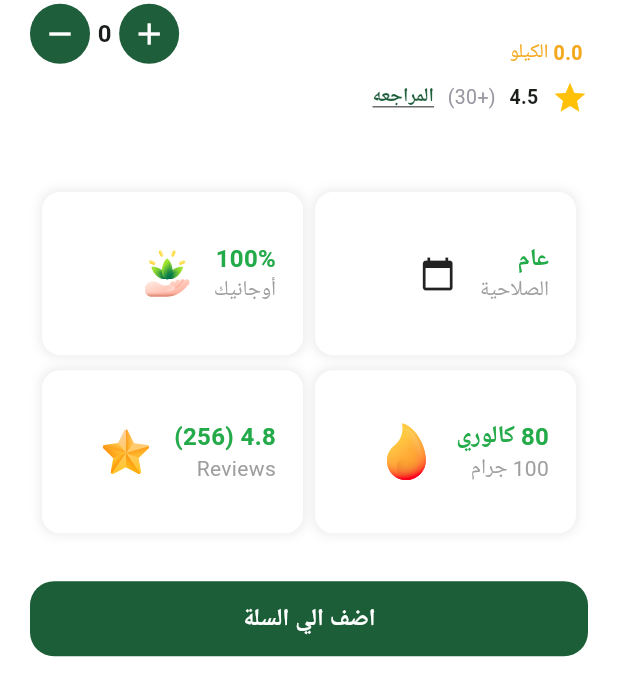
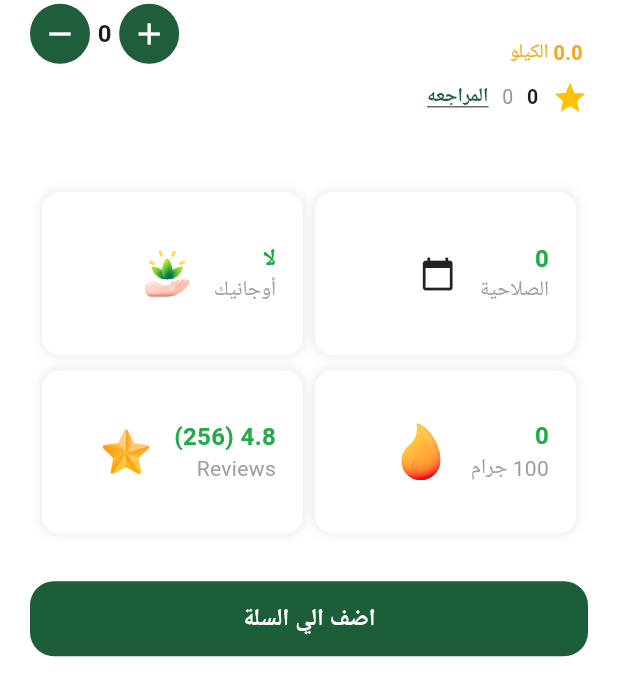
Before and after one commit to OsamaMohamedM/E-Commerce-App, a Flutter app: the CustomFruitDetails widget shown alone on an empty page, opened directly with empty values, on a phone screen of 412 x 824 dp. Shown: the top 696 px of the screen. Run offline on Flutter 3.47's test engine with Material 3 defaults, Android fonts, the phone set to English and light mode, and no system bars; our stand-ins replace bloc, cloud_firestore, dartz, dots_indicator, firebase_auth, firebase_core and 9 more; missing offline and left inert: flutter_facebook_auth, flutter_paypal_payment; accounts and stored records are empty; network calls fail; Roboto replaces fonts that are missing (Cairo).

Commit message:
feat: add calories attribute to ProductEntity; update FruitDetails and FruitDetailsBody to utilize ProductEntity; enhance FruitItem with navigation to details view

```diff
--- a/lib/Core/Data/Model/ProductEntity.dart
+++ b/lib/Core/Data/Model/ProductEntity.dart
@@ -5,7 +5,7 @@ class ProductEntity {
   final String name;
   final String description;
   final double price;
-
+  final int calories;
   final bool isFeatured;
   final String? image;
   final int expirationMonths;
@@ -19,6 +19,7 @@ class ProductEntity {
     this.avgRating = 0,
     this.ratingCount = 0,
     required this.code,
+    required this.calories,
     required this.isFeatured,
     required this.expirationMonths,
     required this.isOrganic,
@@ -32,6 +33,7 @@ class ProductEntity {
   });
   factory ProductEntity.fromMap(Map<String, dynamic> map) {
     return ProductEntity(
+      calories: map['calories'],
       numSelling: map['numSelling'],
       code: map['code'],
       name: map['name'],
@@ -60,7 +62,9 @@ class ProductEntity {
         'ratingCount': ratingCount,
         'unitAmount': unitAmount,
         'reviews': reviews.map((e) => e.toMap()).toList(),
-        'numSelling': numSelling
+        'numSelling': numSelling,
+        'code': code,
+        'calories': calories
       };
 
   @override
--- a/lib/features/Cart/Presentation/widgets/QuantityAndPrice.dart
+++ b/lib/features/Cart/Presentation/widgets/QuantityAndPrice.dart
@@ -3,7 +3,6 @@ import '../../../Home/Presentation/widgets/QuantityItem.dart';
 import '../../Data/models/CartItem.dart';
 import '../../../../Core/utils/styles/app_colors.dart';
 import '../../../../Core/utils/styles/textStyles.dart';
-import '../../../../Core/utils/widgets/AddToCartButton.dart';
 
 class QuantityAndPrice extends StatelessWidget {
   final CartItemEntity product;
--- a/lib/features/Home/Presentation/views/FruitDeatils.dart
+++ b/lib/features/Home/Presentation/views/FruitDeatils.dart
@@ -1,14 +1,16 @@
 import 'package:flutter/material.dart';
 
+import '../../../../Core/Data/Model/ProductEntity.dart';
 import '../widgets/FruitDetailsBody.dart';
 
 class FruitDetails extends StatelessWidget {
-const FruitDetails({ super.key });
+  final ProductEntity product;
+const FruitDetails({ super.key, required this.product });
 
   @override
   Widget build(BuildContext context){
     return Scaffold(
-      body:SafeArea(child: FruitDetailsBody()) ,
+      body:SafeArea(child: FruitDetailsBody(product: product,)) ,
     );
   }
 }
--- a/lib/features/Home/Presentation/widgets/FruitDetailsBody.dart
+++ b/lib/features/Home/Presentation/widgets/FruitDetailsBody.dart
@@ -13,18 +13,8 @@ import '../../../../Core/utils/styles/app_colors.dart';
 import '../../../Cart/view_model/cubit/cart_cubit.dart';
 
 class FruitDetailsBody extends StatelessWidget {
-  static ProductEntity product = ProductEntity(
-      name: 'بطيخ',
-      price: 20,
-      image: Assets.assetsImagesWaterMellonTest,
-      code: '',
-      isFeatured: true,
-      expirationMonths: 6,
-      isOrganic: true,
-      unitAmount: 1,
-      description:
-          'ينتمي إلى الفصيلة القرعية ولثمرته لُب حلو المذاق وقابل للأكل، وبحسب علم النبات فهي تعتبر ثمار لبيّة، تستعمل لفظة البطيخ للإشارة إلى النبات نفسه أو إلى الثمرة تحديداً');
-  const FruitDetailsBody({super.key});
+  final ProductEntity product;
+  const FruitDetailsBody({super.key, required this.product});
 
   @override
   Widget build(BuildContext context) {
@@ -40,8 +30,8 @@ class FruitDetailsBody extends StatelessWidget {
               ),
             ),
             child: Center(
-              child: Image.asset(
-                Assets.assetsImagesTest,
+              child: Image.network(
+                product.image!,
                 fit: BoxFit.fill,
               ),
             ),
@@ -101,25 +91,24 @@ class _CustomFruitDetailsState extends State<CustomFruitDetails> {
             ],
           ),
           const SizedBox(height: 8),
-          RatingAndReview(),
+          RatingAndReview(product: widget.product),
           const SizedBox(height: 8),
           Text(
             widget.product.description,
             style: TextStyles.regular13.copyWith(color: Color(0xFF9796A1)),
           ),
           const SizedBox(height: 16),
-          InfoCardGrid(),
+          InfoCardGrid(product: widget.product,),
           const SizedBox(height: 24),
           CustomButton(
               onPressed: () {
-                if(counter>0) {
-                  BlocProvider.of<CartCubit>(context).addToCart(widget.product  , counter :counter);
-                } else
-                {
+                if (counter > 0) {
+                  BlocProvider.of<CartCubit>(context)
+                      .addToCart(widget.product, counter: counter);
+                } else {
                   ScaffoldMessenger.of(context).showSnackBar(
                     const SnackBar(
                       content: Text('يرجى اختيار كمية'),
-
                     ),
                   );
                 }
@@ -132,7 +121,45 @@ class _CustomFruitDetailsState extends State<CustomFruitDetails> {
   }
 }
 
+class RatingAndReview extends StatelessWidget {
+  final ProductEntity product;
+  const RatingAndReview({
+    super.key,
+    required this.product,
+  });
+
+  @override
+  Widget build(BuildContext context) {
+    return Row(
+      children: [
+        Icon(
+          Icons.star,
+          color: Colors.amber,
+        ),
+        const SizedBox(width: 9),
+        Text(
+          '${product.avgRating}',
+          style: TextStyles.semiBold13,
+        ),
+        const SizedBox(width: 9),
+        Text(
+          '${product.ratingCount}',
+          style: TextStyles.regular13.copyWith(color: Color(0xFF9796A1)),
+        ),
+        const SizedBox(width: 9),
+        Text('المراجعه',
+            style: TextStyles.bold13.copyWith(
+                color: AppColors.darkPrimaryColor,
+                decoration: TextDecoration.underline)),
+      ],
+    );
+  }
+}
+
 class InfoCardGrid extends StatelessWidget {
+  final ProductEntity product;
+
+  const InfoCardGrid({super.key, required this.product});
   @override
   Widget build(BuildContext context) {
     return Padding(
@@ -144,11 +171,11 @@ class InfoCardGrid extends StatelessWidget {
         mainAxisSpacing: 10.0,
         childAspectRatio: 1.6,
         children: [
-          _buildCard(Icons.calendar_today, "عام", "الصلاحية",
+          _buildCard(Icons.calendar_today, product.expirationMonths.toString(), "الصلاحية",
               Icon(Icons.calendar_today)),
-          _buildCard(Icons.eco, "100%", "أوجانيك",
+          _buildCard(Icons.eco, product.isOrganic ? "نعم" : "لا", "أوجانيك",
               SvgPicture.asset(Assets.assetsImagesLotus, fit: BoxFit.fill)),
-          _buildCard(Icons.local_fire_department, "80 كالوري", "100 جرام",
+          _buildCard(Icons.local_fire_department, product.calories.toString(), "100 جرام",
               SvgPicture.asset(Assets.assetsImagesCalories, fit: BoxFit.fill)),
           _buildCard(
               Icons.star,
@@ -197,36 +224,3 @@ class InfoCardGrid extends StatelessWidget {
     );
   }
 }
-
-class RatingAndReview extends StatelessWidget {
-  const RatingAndReview({
-    super.key,
-  });
-
-  @override
-  Widget build(BuildContext context) {
-    return Row(
-      children: [
-        Icon(
-          Icons.star,
-          color: Colors.amber,
-        ),
-        const SizedBox(width: 9),
-        Text(
-          '4.5',
-          style: TextStyles.semiBold13,
-        ),
-        const SizedBox(width: 9),
-        Text(
-          '(+30)',
-          style: TextStyles.regular13.copyWith(color: Color(0xFF9796A1)),
-        ),
-        const SizedBox(width: 9),
-        Text('المراجعه',
-            style: TextStyles.bold13.copyWith(
-                color: AppColors.darkPrimaryColor,
-                decoration: TextDecoration.underline)),
-      ],
-    );
-  }
-}
```
Also changed, not shown: lib/Core/utils/widgets/FruitItem.dart (+8 -1 lines).
